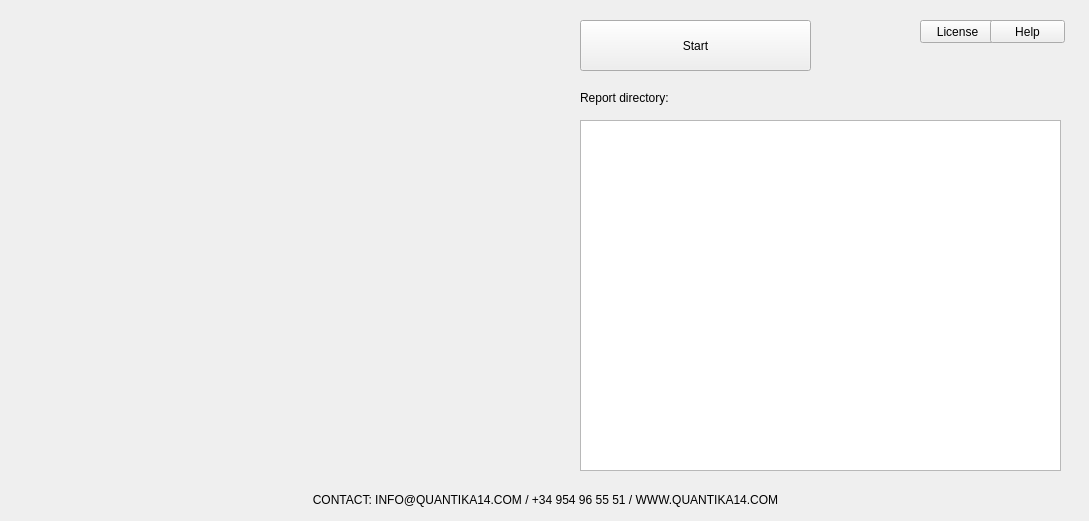
Before: the Qt Designer form diseño_interfaz/new_modelo.ui in Quantika14/guasap-whatsapp-foresincs-tool, drawn with Qt 5.
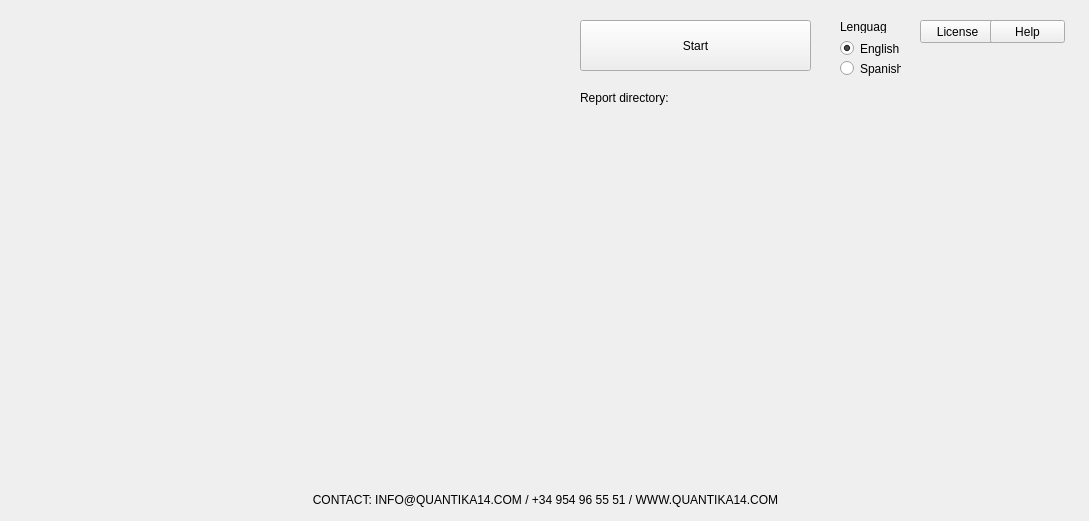
After: the same form once the commit is applied.

Patch:
```diff
--- a/diseño_interfaz/new_modelo.ui
+++ b/diseño_interfaz/new_modelo.ui
@@ -82,16 +82,6 @@
      <set>Qt::AlignCenter</set>
     </property>
    </widget>
-   <widget class="QGraphicsView" name="Imagen">
-    <property name="geometry">
-     <rect>
-      <x>580</x>
-      <y>120</y>
-      <width>481</width>
-      <height>351</height>
-     </rect>
-    </property>
-   </widget>
    <widget class="QLabel" name="lblConsole">
     <property name="geometry">
      <rect>
@@ -111,6 +101,61 @@
      <bool>false</bool>
     </property>
    </widget>
+   <widget class="QLabel" name="lblImage">
+    <property name="geometry">
+     <rect>
+      <x>580</x>
+      <y>120</y>
+      <width>480</width>
+      <height>350</height>
+     </rect>
+    </property>
+    <property name="text">
+     <string/>
+    </property>
+   </widget>
+   <widget class="QRadioButton" name="rbEnglish">
+    <property name="geometry">
+     <rect>
+      <x>840</x>
+      <y>40</y>
+      <width>61</width>
+      <height>17</height>
+     </rect>
+    </property>
+    <property name="text">
+     <string>English</string>
+    </property>
+    <property name="checked">
+     <bool>true</bool>
+    </property>
+   </widget>
+   <widget class="QRadioButton" name="rbSpanish">
+    <property name="geometry">
+     <rect>
+      <x>840</x>
+      <y>60</y>
+      <width>61</width>
+      <height>17</height>
+     </rect>
+    </property>
+    <property name="text">
+     <string>Spanish</string>
+    </property>
+   </widget>
+   <widget class="QLabel" name="lblLenguage">
+    <property name="geometry">
+     <rect>
+      <x>840</x>
+      <y>20</y>
+      <width>47</width>
+      <height>13</height>
+     </rect>
+    </property>
+    <property name="text">
+     <string>Lenguage</string>
+    </property>
+   </widget>
   </widget>
  </widget>
  <resources/>
```
Left out of the diff: 3 changed lines with no effect on the pictures.
